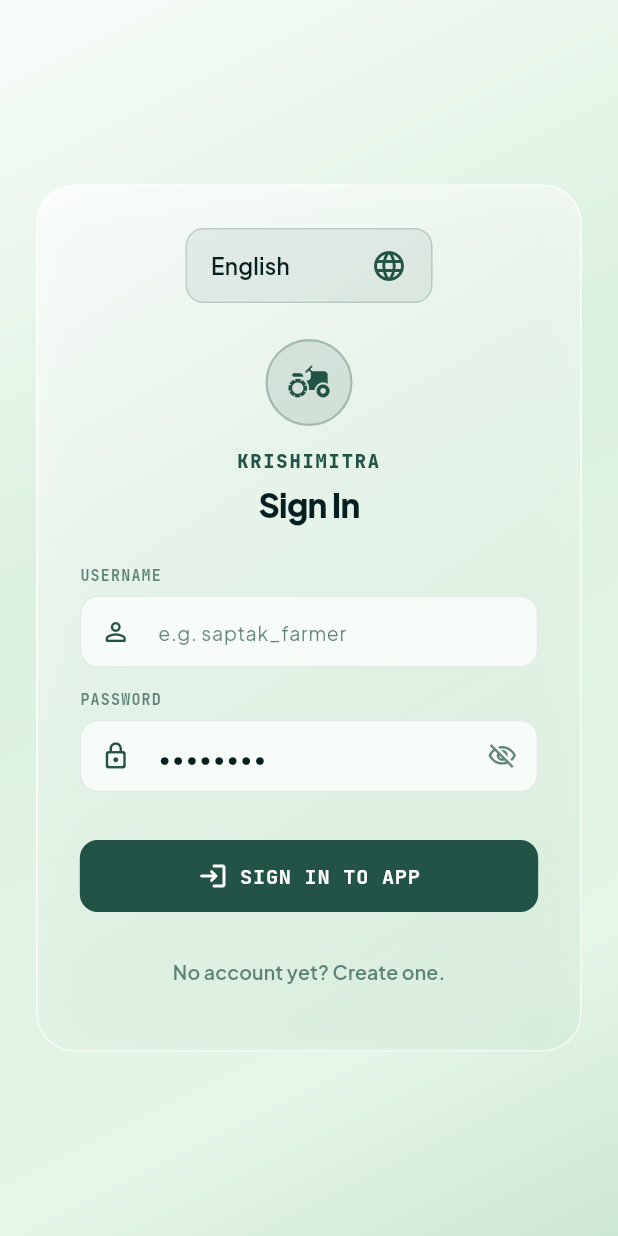
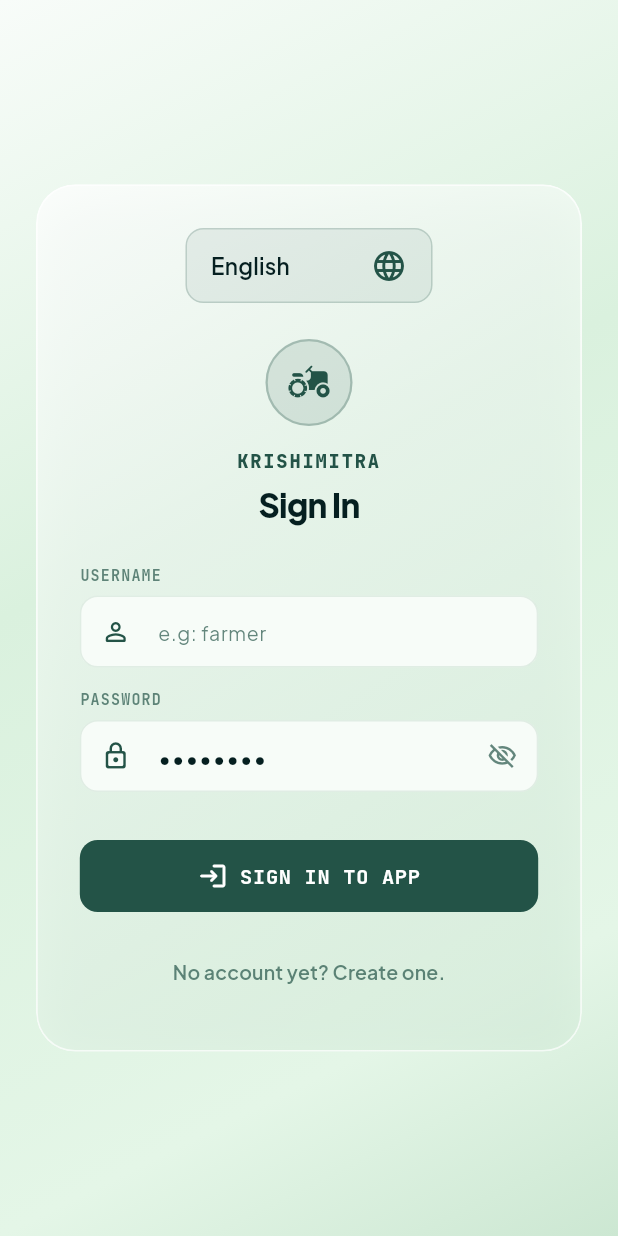
Before and after one commit to amritanshushaw-cpu/KrishiMitra, a Flutter app: the screen it shows after launch, on a phone screen of 412 x 824 dp. Run offline on Flutter 3.47's test engine with Material 3 defaults, Android fonts, the phone set to English and light mode, and no system bars; our stand-ins replace flutter_blue_plus, flutter_tts, google_fonts, shared_preferences, sqflite_sqlcipher; missing offline and left inert: fresnel, tflite_flutter; accounts and stored records are empty; network calls fail.

Commit message:
fix: replace hardcoded saptak_farmer placeholder with localized 'e.g: farmer' hint text

```diff
--- a/lib/core/localization/app_strings.dart
+++ b/lib/core/localization/app_strings.dart
@@ -33,6 +33,7 @@ class AppStrings {
   String get authCreateHeader => isBengali ? 'নতুন অ্যাকাউন্ট তৈরি করুন' : (isHindi ? 'नया खाता बनाएँ' : 'Create Farmer Account');
   String get authNameLabel => isBengali ? 'আপনার পুরো নাম' : (isHindi ? 'आपका पूरा नाम' : 'FARMER FULL NAME');
   String get authUsernameLabel => isBengali ? 'ইউজারনেম' : (isHindi ? 'उपयोगकर्ता नाम' : 'USERNAME');
+  String get authUsernameHint => isBengali ? 'উদা: কৃষক' : (isHindi ? 'उदा: किसान' : 'e.g: farmer');
   String get authPasswordLabel => isBengali ? 'পাসওয়ার্ড' : (isHindi ? 'पासवर्ड' : 'PASSWORD');
   String get authSignInBtn => isBengali ? 'অ্যাপে প্রবেশ করুন' : (isHindi ? 'ऐप में साइन इन करें' : 'SIGN IN TO APP');
   String get authRegisterBtn => isBengali ? 'নিবন্ধন করুন' : (isHindi ? 'पंजीकरण करें' : 'REGISTER & SYNC PROFILE');
--- a/lib/ui/screens/auth_screen.dart
+++ b/lib/ui/screens/auth_screen.dart
@@ -305,7 +305,7 @@ class _AuthScreenState extends State<AuthScreen> {
                         controller: _usernameController,
                         decoration: InputDecoration(
                           prefixIcon: Icon(Icons.person_outline_rounded, size: 20, color: primaryColor),
-                          hintText: 'e.g. saptak_farmer',
+                          hintText: strings.authUsernameHint,
                           hintStyle: GoogleFonts.plusJakartaSans(
                             fontSize: 13,
                             color: isDark ? AppTheme.darkTextMuted : AppTheme.lightTextMuted,
```
